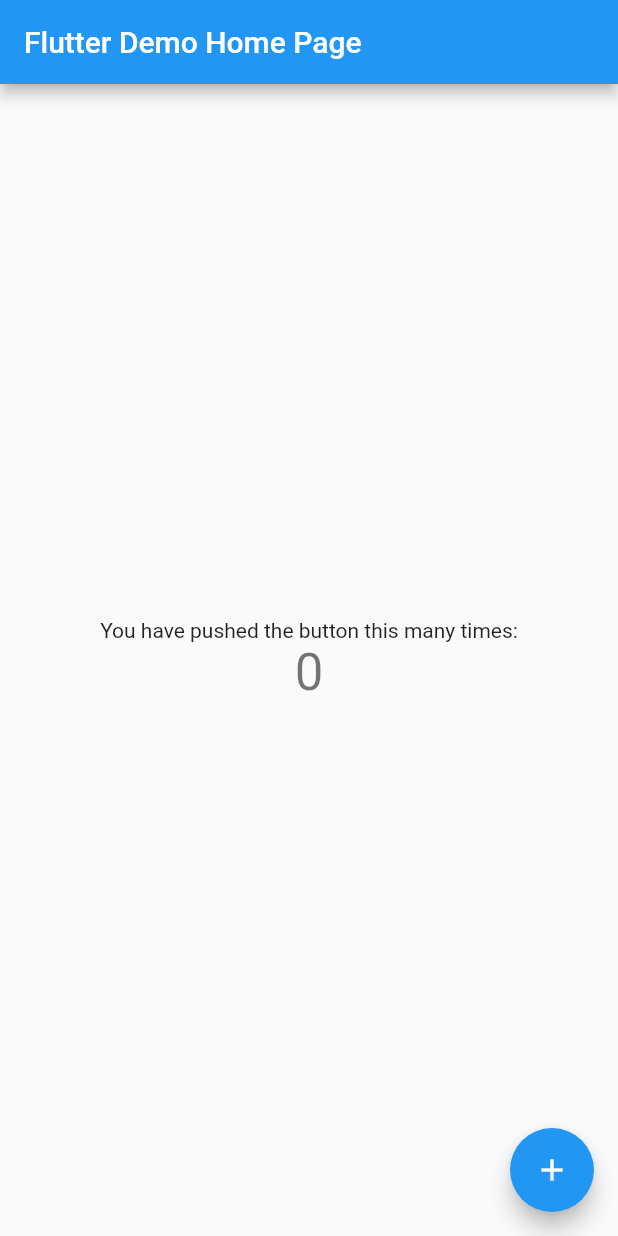
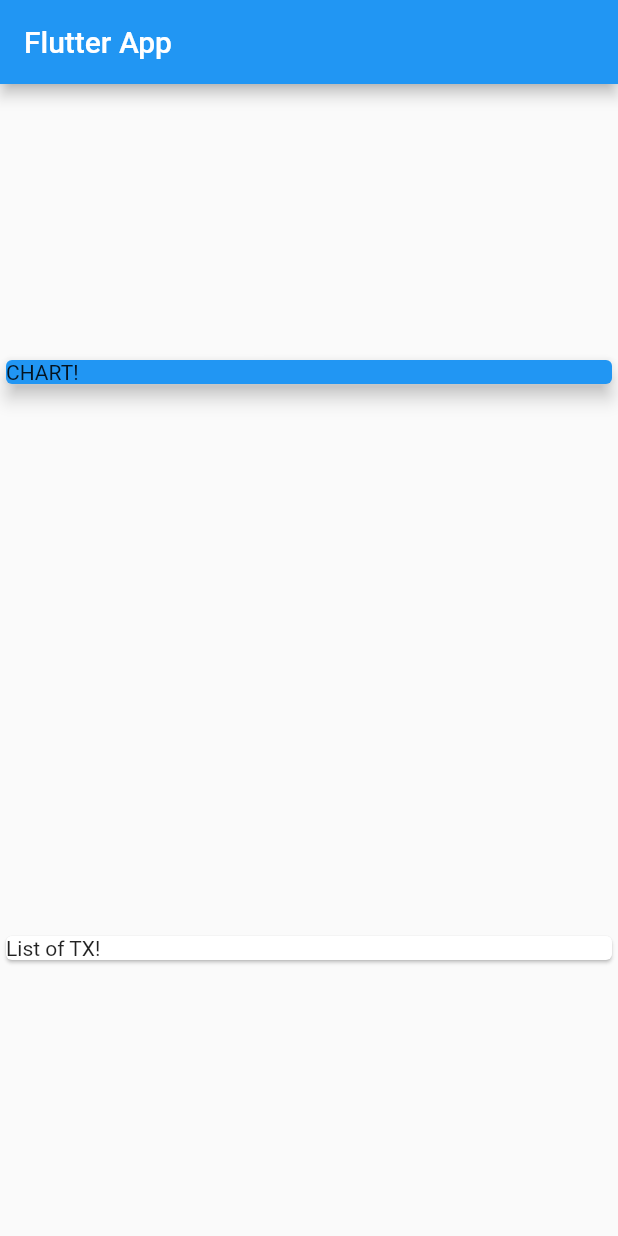
Before and after one commit to inhobaek-wj/personal_expenses_app, a Flutter app: the screen it shows after launch, on a phone screen of 412 x 824 dp. Run offline on Flutter 3.47's test engine with Material 2 defaults, Android fonts, the phone set to English and light mode, and no system bars.

Commit message:
basic layout

```diff
--- a/lib/main.dart
+++ b/lib/main.dart
@@ -1,113 +1,46 @@
 import 'package:flutter/material.dart';
 
-void main() {
-  runApp(MyApp());
-}
+import 'transaction.dart';
+
+void main() => runApp(MyApp());
 
 class MyApp extends StatelessWidget {
-  // This widget is the root of your application.
   @override
   Widget build(BuildContext context) {
     return MaterialApp(
-      title: 'Flutter Demo',
-      theme: ThemeData(
-        // This is the theme of your application.
-        //
-        // Try running your application with "flutter run". You'll see the
-        // application has a blue toolbar. Then, without quitting the app, try
-        // changing the primarySwatch below to Colors.green and then invoke
-        // "hot reload" (press "r" in the console where you ran "flutter run",
-        // or simply save your changes to "hot reload" in a Flutter IDE).
-        // Notice that the counter didn't reset back to zero; the application
-        // is not restarted.
-        primarySwatch: Colors.blue,
-      ),
-      home: MyHomePage(title: 'Flutter Demo Home Page'),
+      title: 'Flutter App',
+      home: MyHomePage(),
     );
   }
 }
 
-class MyHomePage extends StatefulWidget {
-  MyHomePage({Key key, this.title}) : super(key: key);
-
-  // This widget is the home page of your application. It is stateful, meaning
-  // that it has a State object (defined below) that contains fields that affect
-  // how it looks.
-
-  // This class is the configuration for the state. It holds the values (in this
-  // case the title) provided by the parent (in this case the App widget) and
-  // used by the build method of the State. Fields in a Widget subclass are
-  // always marked "final".
-
-  final String title;
-
-  @override
-  _MyHomePageState createState() => _MyHomePageState();
-}
-
-class _MyHomePageState extends State<MyHomePage> {
-  int _counter = 0;
-
-  void _incrementCounter() {
-    setState(() {
-      // This call to setState tells the Flutter framework that something has
-      // changed in this State, which causes it to rerun the build method below
-      // so that the display can reflect the updated values. If we changed
-      // _counter without calling setState(), then the build method would not be
-      // called again, and so nothing would appear to happen.
-      _counter++;
-    });
-  }
+class MyHomePage extends StatelessWidget {
 
   @override
   Widget build(BuildContext context) {
-    // This method is rerun every time setState is called, for instance as done
-    // by the _incrementCounter method above.
-    //
-    // The Flutter framework has been optimized to make rerunning build methods
-    // fast, so that you can just rebuild anything that needs updating rather
-    // than having to individually change instances of widgets.
     return Scaffold(
       appBar: AppBar(
-        // Here we take the value from the MyHomePage object that was created by
-        // the App.build method, and use it to set our appbar title.
-        title: Text(widget.title),
+        title: Text('Flutter App'),
       ),
-      body: Center(
-        // Center is a layout widget. It takes a single child and positions it
-        // in the middle of the parent.
-        child: Column(
-          // Column is also a layout widget. It takes a list of children and
-          // arranges them vertically. By default, it sizes itself to fit its
-          // children horizontally, and tries to be as tall as its parent.
-          //
-          // Invoke "debug painting" (press "p" in the console, choose the
-          // "Toggle Debug Paint" action from the Flutter Inspector in Android
-          // Studio, or the "Toggle Debug Paint" command in Visual Studio Code)
-          // to see the wireframe for each widget.
-          //
-          // Column has various properties to control how it sizes itself and
-          // how it positions its children. Here we use mainAxisAlignment to
-          // center the children vertically; the main axis here is the vertical
-          // axis because Columns are vertical (the cross axis would be
-          // horizontal).
-          mainAxisAlignment: MainAxisAlignment.center,
-          children: <Widget>[
-            Text(
-              'You have pushed the button this many times:',
+
+      body: Column(
+        mainAxisAlignment: MainAxisAlignment.spaceAround,
+        crossAxisAlignment: CrossAxisAlignment.stretch,
+        children: <Widget>[
+          Container(
+            child: Card(
+              child: Text('CHART!'),
+              elevation: 5,
+              color: Colors.blue,
             ),
-            Text(
-              '$_counter',
-              style: Theme.of(context).textTheme.headline4,
-            ),
-          ],
-        ),
-      ),
-      floatingActionButton: FloatingActionButton(
-        onPressed: _incrementCounter,
-        tooltip: 'Increment',
-        child: Icon(Icons.add),
-      ), // This trailing comma makes auto-formatting nicer for build methods.
+          ),
+          Card(
+            child: Text('List of TX!'),
+          )
+        ],
+      )
+
     );
   }
+
 }
```
